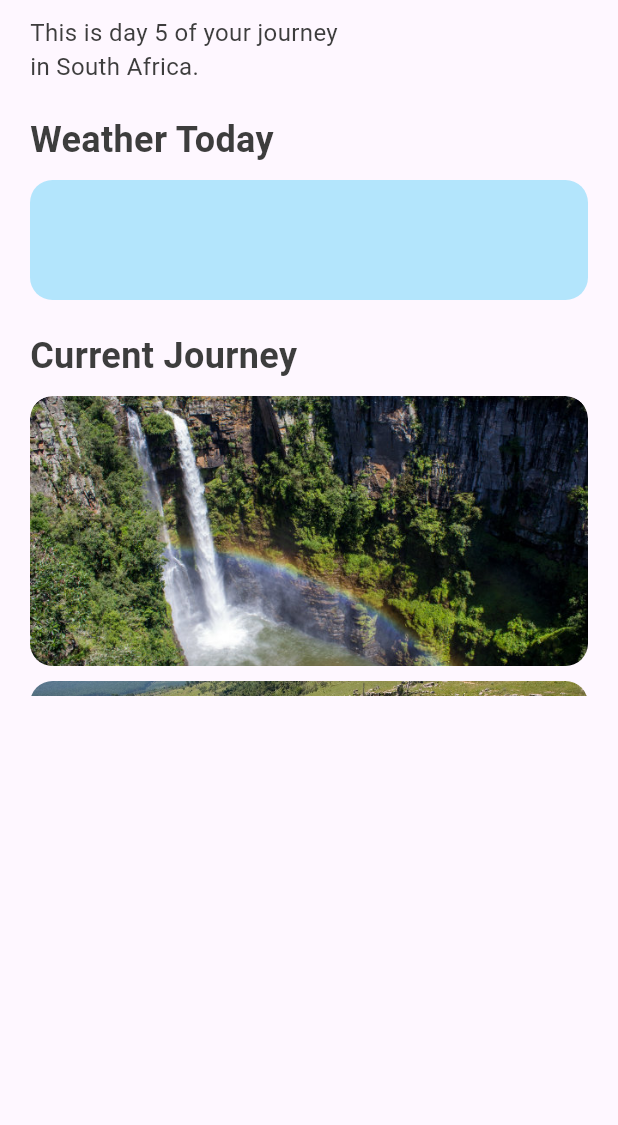
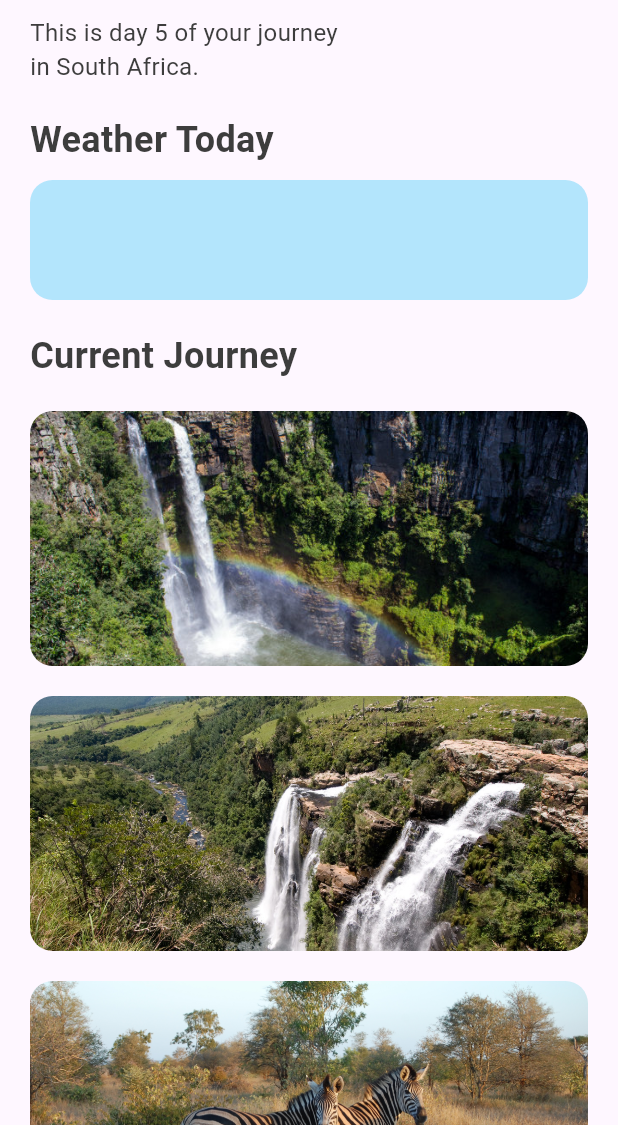
Before and after one commit to RensvGemert98/flutter-travelapp, a Flutter app: the HomeScreen screen opened directly, on a phone screen of 412 x 824 dp, the part 111-1236 px from its top. Run offline on Flutter 3.47's test engine with Material 3 defaults, Android fonts, the phone set to English and light mode, and no system bars; our stand-ins replace iconsax; project files that could hold a hidden picture were left out.

Commit message:
Current journey fix

```diff
--- a/travelapp/lib/screens/home.dart
+++ b/travelapp/lib/screens/home.dart
@@ -1,6 +1,5 @@
 import 'package:flutter/material.dart';
 
-//stl
 class HomeScreen extends StatefulWidget {
   const HomeScreen({super.key});
 
@@ -12,7 +11,7 @@ class _HomePageState extends State<HomeScreen> {
   @override
   Widget build(BuildContext context) {
     return Scaffold(
-      body: Container(
+      body: SingleChildScrollView(
         padding: const EdgeInsets.fromLTRB(20, 40, 20, 20),
         child: Column(
           crossAxisAlignment: CrossAxisAlignment.start,
@@ -55,17 +54,19 @@ class _HomePageState extends State<HomeScreen> {
             const SizedBox(
               height: 10,
             ),
-            ClipRRect(
-              borderRadius: const BorderRadius.only(
-                  topLeft: Radius.circular(15), topRight: Radius.circular(15)),
-              child: SizedBox(
-                height: 200,
+            SizedBox(
+              height: 600, // Set a specific height for the ListView
+              child: ClipRRect(
+                borderRadius: const BorderRadius.only(
+                    topLeft: Radius.circular(15),
+                    topRight: Radius.circular(15)),
                 child: ListView(
+                  physics: const NeverScrollableScrollPhysics(),
                   padding: EdgeInsets.zero,
-                  children: <Widget>[
+                  children: [
                     Container(
-                      height: 180,
-                      margin: const EdgeInsets.fromLTRB(0, 0, 0, 0),
+                      height: 170,
+                      margin: const EdgeInsets.fromLTRB(0, 10, 0, 10),
                       child: ClipRRect(
                         borderRadius: BorderRadius.circular(15),
                         child: Image.asset(
```
Also changed, not shown: travelapp/lib/screens/diary.dart (+45 -10 lines).
